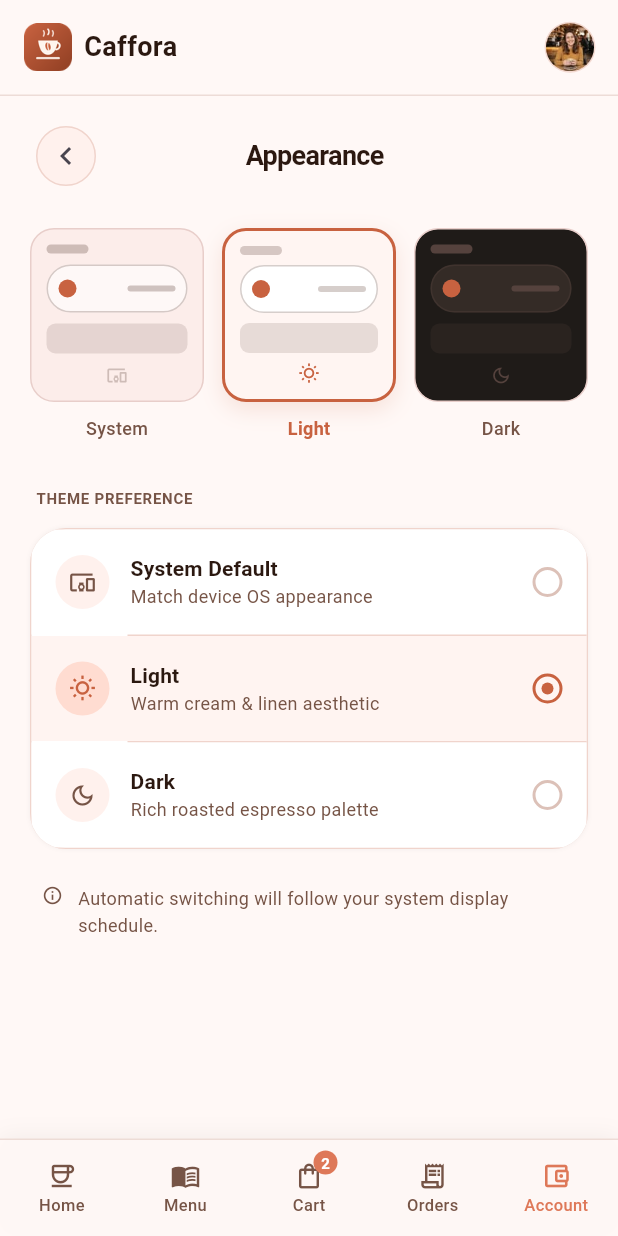
After one commit to Abishani/CafforaMobileApp, a Flutter app: the AppearancePage screen opened by its route, on a phone screen of 412 x 824 dp. The commit adds this screen. Run offline on Flutter 3.47's test engine with Material 3 defaults, Android fonts, the phone set to English and light mode, and no system bars; Roboto replaces fonts that are missing (Plus Jakarta Sans).

Commit message:
feat: added appearance page

```diff
--- /dev/null
+++ b/lib/features/appearance/presentation/pages/appearance_page.dart
@@ -0,0 +1,202 @@
+import 'package:flutter/material.dart';
+
+import '../../../../core/theme/app_theme.dart';
+import '../../../home/presentation/widgets/home_components.dart';
+import '../widgets/appearance_components.dart';
+
+class AppearancePage extends StatefulWidget {
+  const AppearancePage({super.key});
+
+  @override
+  State<AppearancePage> createState() => _AppearancePageState();
+}
+
+class _AppearancePageState extends State<AppearancePage> {
+  String _selectedTheme = 'Light';
+
+  void _selectNavigation(int index) {
+    switch (index) {
+      case 0:
+        Navigator.of(context).pushReplacementNamed('/');
+      case 1:
+        Navigator.of(context).pushReplacementNamed('/menu');
+      case 2:
+        Navigator.of(context).pushReplacementNamed('/cart');
+      case 3:
+        Navigator.of(context).pushReplacementNamed('/orders');
+    }
+  }
+
+  @override
+  Widget build(BuildContext context) {
+    return Scaffold(
+      extendBody: true,
+      appBar: const PreferredSize(
+        preferredSize: Size.fromHeight(64),
+        child: HomeHeader(showActionLabel: false),
+      ),
+      body: SafeArea(
+        bottom: false,
+        child: SingleChildScrollView(
+          padding: const EdgeInsets.fromLTRB(20, 16, 20, 112),
+          child: Column(
+            crossAxisAlignment: CrossAxisAlignment.start,
+            children: [
+              Row(
+                children: [
+                  IconButton(
+                    onPressed: () =>
+                        Navigator.of(context).pushReplacementNamed('/profile'),
+                    icon: const Icon(Icons.chevron_left, size: 24),
+                    style: IconButton.styleFrom(
+                      backgroundColor: AppColors.softSurface,
+                      fixedSize: const Size(40, 40),
+                      side: const BorderSide(color: Color(0xFFF0D4CC)),
+                      padding: EdgeInsets.zero,
+                    ),
+                    tooltip: 'Back to Profile',
+                  ),
+                  const Spacer(),
+                  const Text(
+                    'Appearance',
+                    style: TextStyle(
+                      fontSize: 18,
+                      height: 24 / 18,
+                      fontWeight: FontWeight.bold,
+                      letterSpacing: -.45,
+                    ),
+                  ),
+                  const Spacer(),
+                  const SizedBox(width: 40),
+                ],
+              ),
+              const SizedBox(height: 24),
+              Row(
+                children: [
+                  ThemePreviewCard(
+                    label: 'System',
+                    background: const Color(0xFFFCEDEA),
+                    panel: const Color(0x99FFFFFF),
+                    line: const Color(0x6689726B),
+                    icon: Icons.devices_other_outlined,
+                    selected: _selectedTheme == 'System',
+                    onTap: () => setState(() => _selectedTheme = 'System'),
+                  ),
+                  const SizedBox(width: 12),
+                  ThemePreviewCard(
+                    label: 'Light',
+                    background: const Color(0xFFFFF5F2),
+                    panel: Colors.white,
+                    line: const Color(0x5989726B),
+                    icon: Icons.wb_sunny_outlined,
+                    selected: _selectedTheme == 'Light',
+                    onTap: () => setState(() => _selectedTheme = 'Light'),
+                  ),
+                  const SizedBox(width: 12),
+                  ThemePreviewCard(
+                    label: 'Dark',
+                    background: const Color(0xFF1F1B18),
+                    panel: const Color(0xFF342B26),
+                    line: const Color(0xFF55423D),
+                    icon: Icons.dark_mode_outlined,
+                    selected: _selectedTheme == 'Dark',
+                    onTap: () => setState(() => _selectedTheme = 'Dark'),
+                  ),
+                ],
+              ),
+              const SizedBox(height: 32),
+              const Padding(
+                padding: EdgeInsets.symmetric(horizontal: 4),
+                child: Text(
+                  'THEME PREFERENCE',
+                  style: TextStyle(
+                    color: AppColors.body,
+                    fontSize: 10,
+                    height: 14 / 10,
+                    fontWeight: FontWeight.w600,
+                    letterSpacing: .5,
+                  ),
+                ),
+              ),
+              const SizedBox(height: 12),
+              Container(
+                clipBehavior: Clip.antiAlias,
+                decoration: BoxDecoration(
+                  color: Colors.white,
+                  borderRadius: BorderRadius.circular(24),
+                  border: const Border.fromBorderSide(
+                    BorderSide(color: Color(0xFFF0D4CC)),
+                  ),
+                  boxShadow: const [
+                    BoxShadow(color: Color(0x0D000000), blurRadius: 2),
+                  ],
+                ),
+                child: Column(
+                  children: [
+                    ThemePreferenceOption(
+                      icon: Icons.devices_other_outlined,
+                      title: 'System Default',
+                      subtitle: 'Match device OS appearance',
+                      selected: _selectedTheme == 'System',
+                      onTap: () => setState(() => _selectedTheme = 'System'),
+                    ),
+                    const Divider(
+                      height: 1,
+                      indent: 64,
+                      color: Color(0xFFF0D4CC),
+                    ),
+                    ThemePreferenceOption(
+                      icon: Icons.wb_sunny_outlined,
+                      title: 'Light',
+                      subtitle: 'Warm cream & linen aesthetic',
+                      selected: _selectedTheme == 'Light',
+                      onTap: () => setState(() => _selectedTheme = 'Light'),
+                    ),
+                    const Divider(
+                      height: 1,
+                      indent: 64,
+                      color: Color(0xFFF0D4CC),
+                    ),
+                    ThemePreferenceOption(
+                      icon: Icons.dark_mode_outlined,
+                      title: 'Dark',
+                      subtitle: 'Rich roasted espresso palette',
+                      selected: _selectedTheme == 'Dark',
+                      onTap: () => setState(() => _selectedTheme = 'Dark'),
+                    ),
+                  ],
+                ),
+              ),
+              const SizedBox(height: 24),
+              const Padding(
+                padding: EdgeInsets.symmetric(horizontal: 8),
+                child: Row(
+                  crossAxisAlignment: CrossAxisAlignment.start,
+                  children: [
+                    Icon(Icons.info_outline, size: 14, color: AppColors.body),
+                    SizedBox(width: 10),
+                    Expanded(
+                      child: Text(
+                        'Automatic switching will follow your system display schedule.',
+                        style: TextStyle(
+                          color: AppColors.body,
+                          fontSize: 12,
+                          height: 18 / 12,
+                        ),
+                      ),
+                    ),
+                  ],
+                ),
+              ),
+            ],
+          ),
+        ),
+      ),
+      bottomNavigationBar: HomeBottomNavigation(
+        selectedIndex: 4,
+        onSelected: _selectNavigation,
+        cartCount: 2,
+      ),
+    );
+  }
+}
--- /dev/null
+++ b/lib/features/appearance/presentation/widgets/appearance_components.dart
@@ -0,0 +1,225 @@
+import 'package:flutter/material.dart';
+
+import '../../../../core/theme/app_theme.dart';
+
+class ThemePreviewCard extends StatelessWidget {
+  const ThemePreviewCard({
+    super.key,
+    required this.label,
+    required this.background,
+    required this.panel,
+    required this.line,
+    required this.icon,
+    required this.selected,
+    required this.onTap,
+  });
+
+  final String label;
+  final Color background;
+  final Color panel;
+  final Color line;
+  final IconData icon;
+  final bool selected;
+  final VoidCallback onTap;
+
+  @override
+  Widget build(BuildContext context) {
+    return Expanded(
+      child: GestureDetector(
+        onTap: onTap,
+        child: Column(
+          children: [
+            Container(
+              height: 116,
+              padding: const EdgeInsets.all(10),
+              decoration: BoxDecoration(
+                color: background,
+                borderRadius: BorderRadius.circular(16),
+                border: Border.all(
+                  color: selected
+                      ? AppColors.accentDark
+                      : const Color(0xFFE8CECA),
+                  width: selected ? 2 : 1,
+                ),
+                boxShadow: selected
+                    ? const [
+                        BoxShadow(
+                          color: Color(0x26C86240),
+                          blurRadius: 12,
+                          offset: Offset(0, 5),
+                        ),
+                      ]
+                    : null,
+              ),
+              child: Column(
+                mainAxisAlignment: MainAxisAlignment.spaceBetween,
+                crossAxisAlignment: CrossAxisAlignment.start,
+                children: [
+                  Container(
+                    width: 28,
+                    height: 6,
+                    decoration: BoxDecoration(
+                      color: line,
+                      borderRadius: BorderRadius.circular(99),
+                    ),
+                  ),
+                  Container(
+                    height: 32,
+                    padding: const EdgeInsets.symmetric(horizontal: 7),
+                    decoration: BoxDecoration(
+                      color: panel,
+                      borderRadius: BorderRadius.circular(99),
+                      border: Border.all(color: line.withValues(alpha: .35)),
+                    ),
+                    child: Row(
+                      mainAxisAlignment: MainAxisAlignment.spaceBetween,
+                      children: [
+                        Container(
+                          width: 12,
+                          height: 12,
+                          decoration: BoxDecoration(
+                            color: AppColors.accentDark,
+                            shape: BoxShape.circle,
+                          ),
+                        ),
+                        Container(
+                          width: 32,
+                          height: 4,
+                          decoration: BoxDecoration(
+                            color: line,
+                            borderRadius: BorderRadius.circular(99),
+                          ),
+                        ),
+                      ],
+                    ),
+                  ),
+                  Container(
+                    height: 20,
+                    width: double.infinity,
+                    decoration: BoxDecoration(
+                      color: line.withValues(alpha: .2),
+                      borderRadius: BorderRadius.circular(6),
+                    ),
+                  ),
+                  Center(
+                    child: Icon(
+                      icon,
+                      size: 14,
+                      color: selected ? AppColors.accentDark : line,
+                    ),
+                  ),
+                ],
+              ),
+            ),
+            const SizedBox(height: 10),
+            Text(
+              label,
+              style: TextStyle(
+                color: selected ? AppColors.accentDark : AppColors.body,
+                fontSize: 12,
+                height: 16 / 12,
+                fontWeight: selected ? FontWeight.w600 : FontWeight.w500,
+                letterSpacing: .24,
+              ),
+            ),
+          ],
+        ),
+      ),
+    );
+  }
+}
+
+class ThemePreferenceOption extends StatelessWidget {
+  const ThemePreferenceOption({
+    super.key,
+    required this.icon,
+    required this.title,
+    required this.subtitle,
+    required this.selected,
+    required this.onTap,
+  });
+
+  final IconData icon;
+  final String title;
+  final String subtitle;
+  final bool selected;
+  final VoidCallback onTap;
+
+  @override
+  Widget build(BuildContext context) {
+    return InkWell(
+      onTap: onTap,
+      child: Container(
+        color: selected ? const Color(0xCCFFF1ED) : Colors.white,
+        padding: const EdgeInsets.all(16),
+        child: Row(
+          children: [
+            Container(
+              width: 36,
+              height: 36,
+              alignment: Alignment.center,
+              decoration: BoxDecoration(
+                color: selected
+                    ? const Color(0xFFFFDCD1)
+                    : AppColors.softSurface,
+                shape: BoxShape.circle,
+              ),
+              child: Icon(
+                icon,
+                size: 18,
+                color: selected ? AppColors.accentDark : AppColors.body,
+              ),
+            ),
+            const SizedBox(width: 14),
+            Expanded(
+              child: Column(
+                crossAxisAlignment: CrossAxisAlignment.start,
+                children: [
+                  Text(
+                    title,
+                    style: const TextStyle(
+                      fontSize: 14,
+                      height: 20 / 14,
+                      fontWeight: FontWeight.w600,
+                      letterSpacing: .14,
+                    ),
+                  ),
+                  Text(
+                    subtitle,
+                    style: const TextStyle(
+                      color: AppColors.body,
+                      fontSize: 12,
+                      height: 18 / 12,
+                    ),
+                  ),
+                ],
+              ),
+            ),
+            Container(
+              width: 20,
+              height: 20,
+              padding: const EdgeInsets.all(4),
+              decoration: BoxDecoration(
+                shape: BoxShape.circle,
+                border: Border.all(
+                  color: selected
+                      ? AppColors.accentDark
+                      : const Color(0xFFDCC1B8),
+                  width: 2,
+                ),
+              ),
+              child: selected
+                  ? Container(
+                      decoration: const BoxDecoration(
+                        color: AppColors.accentDark,
+                        shape: BoxShape.circle,
+                      ),
+                    )
+                  : null,
+            ),
+          ],
+        ),
+      ),
+    );
+  }
+}
--- a/lib/features/profile/presentation/pages/profile_page.dart
+++ b/lib/features/profile/presentation/pages/profile_page.dart
@@ -112,10 +112,13 @@ class ProfilePage extends StatelessWidget {
                     subtitle: 'Manage your saved cards',
                   ),
                   const ProfileDivider(),
-                  const ProfileActionTile(
+                  ProfileActionTile(
                     icon: Icons.palette_outlined,
                     title: 'Appearance',
                     subtitle: 'Customize your app experience',
+                    onTap: () =>
+                        Navigator.of(context)
+                            .pushReplacementNamed('/appearance'),
                   ),
                 ],
               ),
--- a/lib/main.dart
+++ b/lib/main.dart
@@ -6,6 +6,7 @@ import 'features/menu/presentation/pages/menu_page.dart';
 import 'features/cart/presentation/pages/cart_page.dart';
 import 'features/orders/presentation/pages/orders_page.dart';
 import 'features/profile/presentation/pages/profile_page.dart';
+import 'features/appearance/presentation/pages/appearance_page.dart';
 
 void main() {
   runApp(const CafforaApp());
@@ -26,6 +27,7 @@ class CafforaApp extends StatelessWidget {
         '/cart': (_) => const CartPage(),
         '/orders': (_) => const OrdersPage(),
         '/profile': (_) => const ProfilePage(),
+        '/appearance': (_) => const AppearancePage(),
       },
       initialRoute: '/',
     );
```
Also changed, not shown: 1 other file.
